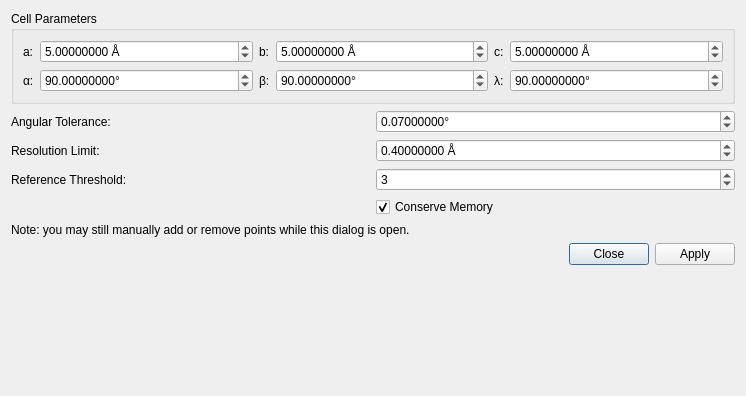
Above: polylaue/ui/resources/ui/find_dialog.ui from PolyLaue/PolyLaue before the change. Below: the same form after it.
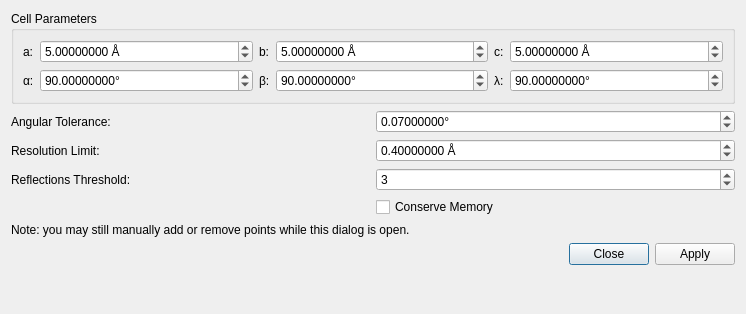
That is the form after the change. Custom widgets are drawn as their Qt base class.

Commit message:
Rename "Reference" to "Reflections"
The "Reference Threshold" should actually be "Reflections Threshold".

Diff of the .ui file:
```diff
--- a/polylaue/ui/resources/ui/find_dialog.ui
+++ b/polylaue/ui/resources/ui/find_dialog.ui
@@ -7,7 +7,7 @@
     <x>0</x>
     <y>0</y>
     <width>746</width>
-    <height>396</height>
+    <height>314</height>
    </rect>
   </property>
   <property name="sizePolicy">
@@ -47,9 +47,6 @@
      <property name="text">
       <string>Conserve Memory</string>
      </property>
-     <property name="checked">
-      <bool>true</bool>
-     </property>
     </widget>
    </item>
    <item row="2" column="0">
@@ -111,7 +108,7 @@
       <string>&lt;html&gt;&lt;head/&gt;&lt;body&gt;&lt;p&gt;The minimum number of indexed reflections to assume the indexing routine was successful.&lt;/p&gt;&lt;p&gt;&lt;br/&gt;&lt;/p&gt;&lt;p&gt;Default: 3&lt;/p&gt;&lt;/body&gt;&lt;/html&gt;</string>
      </property>
      <property name="text">
-      <string>Reference Threshold:</string>
+      <string>Reflections Threshold:</string>
      </property>
     </widget>
    </item>
@@ -301,7 +298,7 @@
      <property name="sizeHint" stdset="0">
       <size>
        <width>20</width>
-       <height>40</height>
+       <height>0</height>
       </size>
      </property>
     </spacer>
```
Left out of the diff: 10 changed lines with no effect on the pictures. The commit also changes 3 other files.
